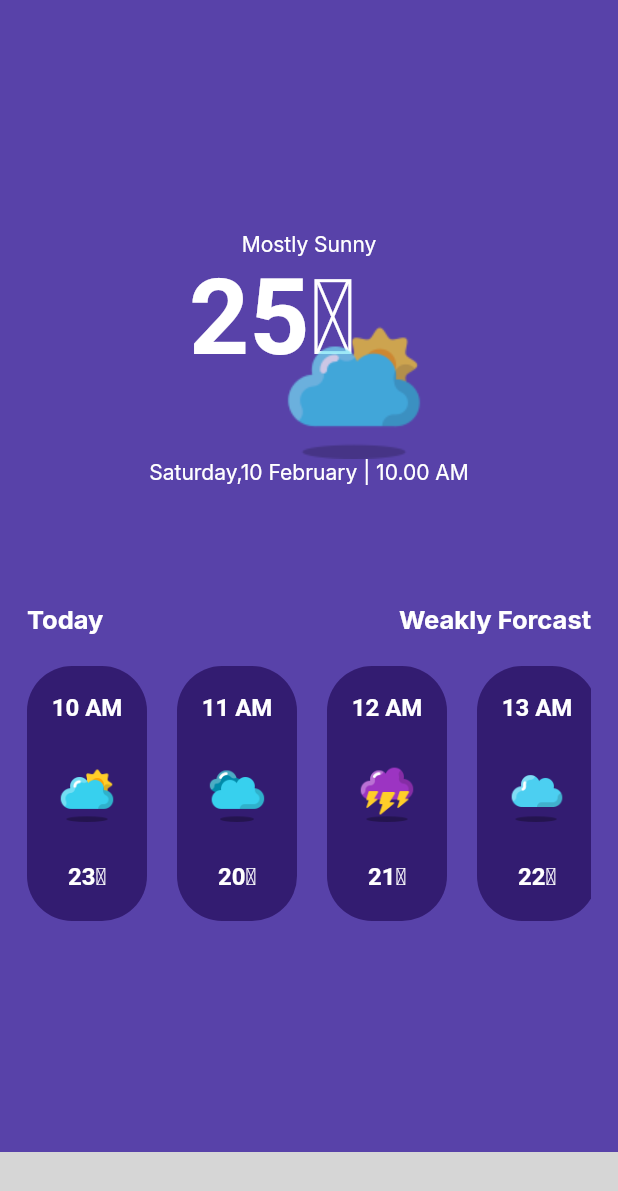
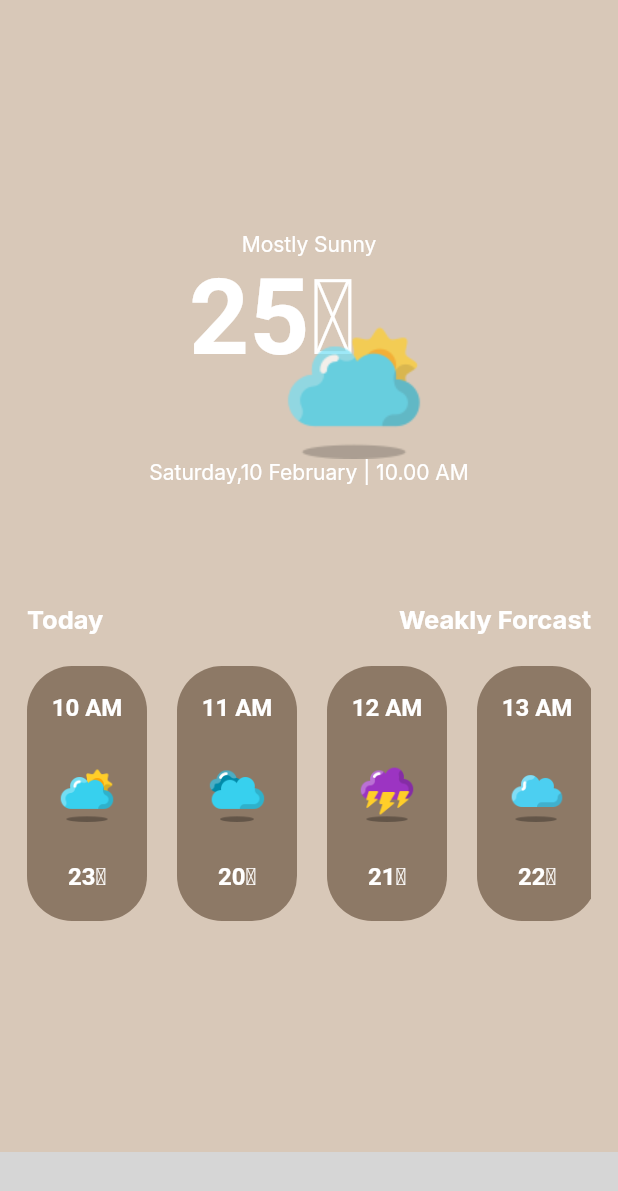
Before and after one commit to JustRizky02/weather, a Flutter app: the screen it shows after launch, on a phone screen of 412 x 824 dp. Shown: the top 1191 px of the screen. Run offline on Flutter 3.47's test engine with Material 2 defaults, Android fonts, the phone set to English and light mode, and no system bars; our stand-ins replace google_fonts; missing offline and left inert: rolling_bottom_bar; statements that could not run were skipped; grey boxes are pictures that could not be loaded.

Commit message:
color changing

```diff
--- a/lib/bottombar/bottom_navbar.dart
+++ b/lib/bottombar/bottom_navbar.dart
@@ -28,17 +28,17 @@ class _BottomNavbarState extends State<BottomNavbar> {
         ),
         extendBody: true,
         bottomNavigationBar: RollingBottomBar(
-          color: Colors.black,
+          color: Color(0xffe2ddd9),
           controller: _pageControlller,
           flat: true,
           useActiveColorByDefault: false,
           items: const [
             RollingBottomBarItem(Icons.home,
-                label: 'Home', activeColor: Colors.white),
+                label: 'Home', activeColor: Color(0xff8d7966)),
             RollingBottomBarItem(Icons.add,
-                label: 'Details', activeColor: Colors.white),
+                label: 'Details', activeColor: Color(0xff8d7966)),
             RollingBottomBarItem(Icons.area_chart_outlined,
-                label: 'Grafik', activeColor: Colors.white),
+                label: 'Grafik', activeColor: Color(0xff8d7966)),
           ],
           enableIconRotation: true,
           onTap: (index) {
--- a/lib/pages/home.dart
+++ b/lib/pages/home.dart
@@ -12,7 +12,7 @@ class _HomeState extends State<Home> {
   @override
   Widget build(BuildContext context) {
     return Scaffold(
-      backgroundColor: Color(0xff5842a9),
+      backgroundColor: Color(0xffd8c8b8),
       body: SafeArea(
         child: Align(
           alignment: Alignment.topCenter,
@@ -84,7 +84,7 @@ class _HomeState extends State<Home> {
                         height: 170,
                         width: 80,
                         decoration: BoxDecoration(
-                          color: Color(0xff331C71),
+                          color: Color(0xff8d7966),
                           borderRadius: BorderRadius.circular(30),
                         ),
                         child: Padding(
@@ -126,7 +126,7 @@ class _HomeState extends State<Home> {
                         height: 170,
                         width: 80,
                         decoration: BoxDecoration(
-                          color: Color(0xff331C71),
+                          color: Color(0xff8d7966),
                           borderRadius: BorderRadius.circular(30),
                         ),
                         child: Padding(
@@ -168,7 +168,7 @@ class _HomeState extends State<Home> {
                         height: 170,
                         width: 80,
                         decoration: BoxDecoration(
-                          color: Color(0xff331C71),
+                          color: Color(0xff8d7966),
                           borderRadius: BorderRadius.circular(30),
                         ),
                         child: Padding(
@@ -210,7 +210,7 @@ class _HomeState extends State<Home> {
                         height: 170,
                         width: 80,
                         decoration: BoxDecoration(
-                          color: Color(0xff331C71),
+                          color: Color(0xff8d7966),
                           borderRadius: BorderRadius.circular(30),
                         ),
                         child: Padding(
@@ -252,7 +252,7 @@ class _HomeState extends State<Home> {
                         height: 170,
                         width: 80,
                         decoration: BoxDecoration(
-                          color: Color(0xff331C71),
+                          color: Color(0xff8d7966),
                           borderRadius: BorderRadius.circular(30),
                         ),
                         child: Padding(
@@ -294,7 +294,7 @@ class _HomeState extends State<Home> {
                         height: 170,
                         width: 80,
                         decoration: BoxDecoration(
-                          color: Color(0xff331C71),
+                          color: Color(0xff8d7966),
                           borderRadius: BorderRadius.circular(30),
                         ),
                         child: Padding(
@@ -336,7 +336,7 @@ class _HomeState extends State<Home> {
                         height: 170,
                         width: 80,
                         decoration: BoxDecoration(
-                          color: Color(0xff331C71),
+                          color: Color(0xff8d7966),
                           borderRadius: BorderRadius.circular(30),
                         ),
                         child: Padding(
@@ -378,7 +378,7 @@ class _HomeState extends State<Home> {
                         height: 170,
                         width: 80,
                         decoration: BoxDecoration(
-                          color: Color(0xff331C71),
+                          color: Color(0xff8d7966),
                           borderRadius: BorderRadius.circular(30),
                         ),
                         child: Padding(
```
